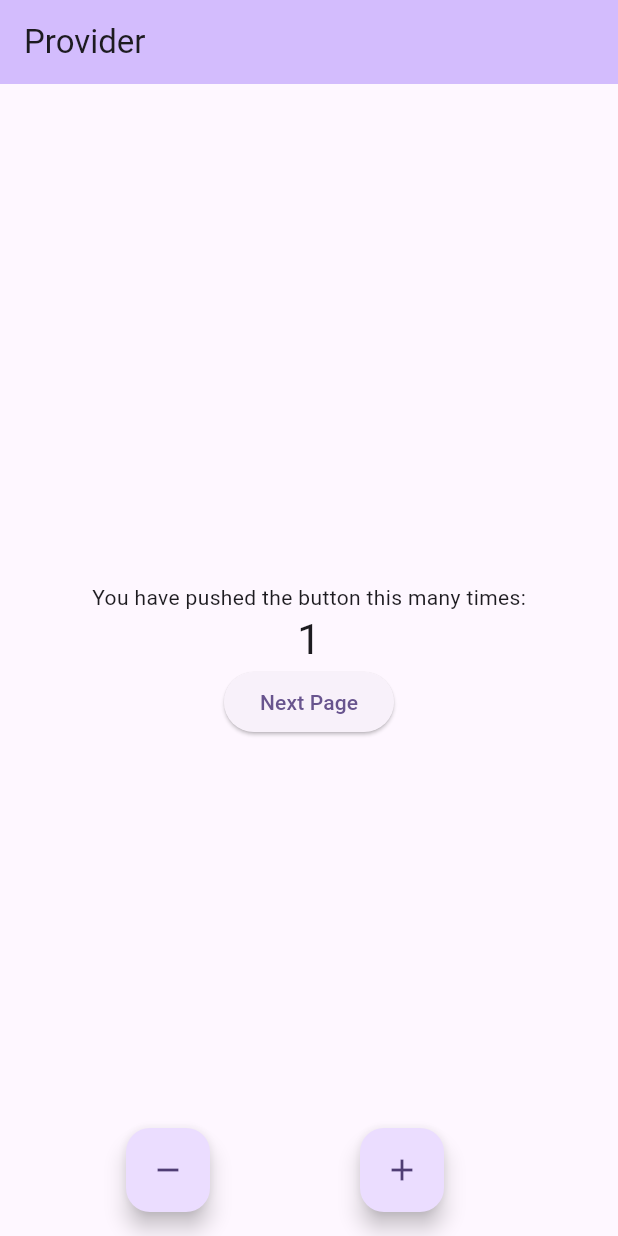
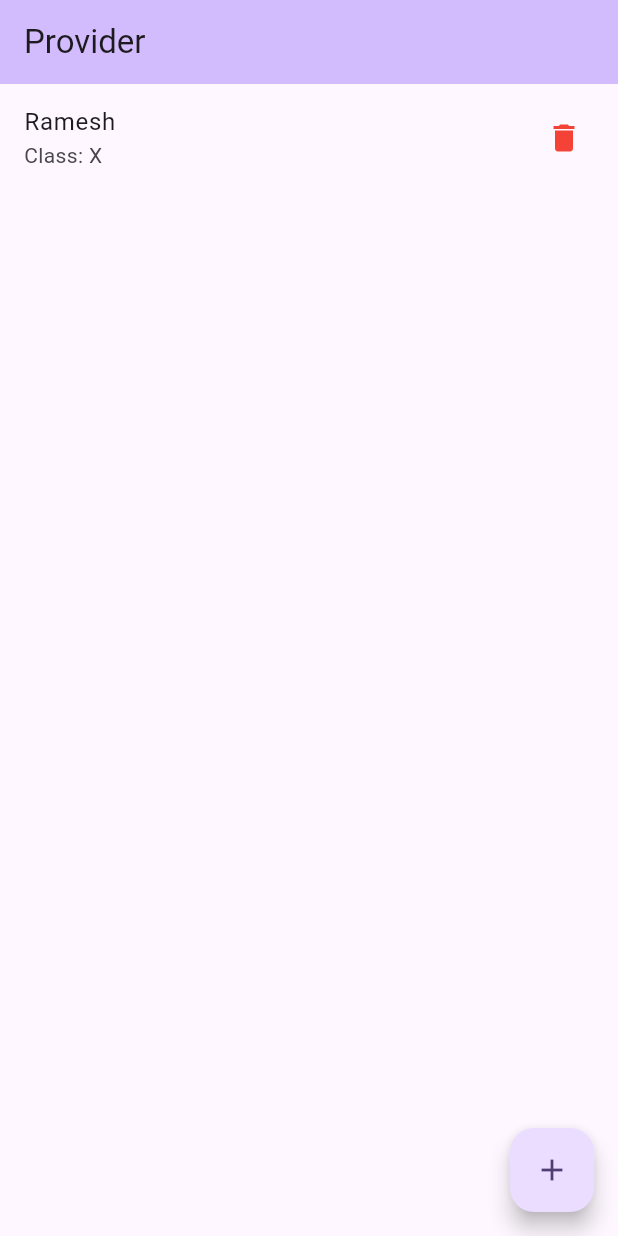
Before and after one commit to rameshatal/state_management, a Flutter app: the screen it shows after launch, after a tap on the "add" icon, on a phone screen of 412 x 824 dp. Run offline on Flutter 3.47's test engine with Material 2 defaults, Android fonts, the phone set to English and light mode, and no system bars.

Commit message:
Managed List<Map> with provider

```diff
--- a/lib/main.dart
+++ b/lib/main.dart
@@ -1,18 +1,23 @@
 import 'package:flutter/material.dart';
 import 'package:provider/provider.dart';
+import 'package:state_management/provider/list_data_provider.dart';
+
 import 'counter_provider.dart';
-import 'second_page.dart';
 
 void main() {
-  runApp(
-      ChangeNotifierProvider(
-        create: (context) => CounterProvider(),
-        child: ChangeNotifierProvider(
-          create: (context) => CounterProvider(),
+  runApp(MultiProvider(
+    providers: [
+      ChangeNotifierProvider(create: (context) => CounterProvider()),
+      ChangeNotifierProvider(create: (context) => ListDataProvider()),
+
+      ///
+      ///
+      ///
+      ///
+      ///
+    ],
     child: const MyApp(),
-        ),
-      )
-  );
+  ));
 }
 
 class MyApp extends StatelessWidget {
@@ -33,6 +38,8 @@ class MyApp extends StatelessWidget {
 }
 
 class HomePage extends StatelessWidget {
+  var nameController = TextEditingController();
+  var classController = TextEditingController();
 
   @override
   Widget build(BuildContext context) {
@@ -42,47 +49,77 @@ class HomePage extends StatelessWidget {
           backgroundColor: Theme.of(context).colorScheme.inversePrimary,
           title: Text('Provider'),
         ),
-        body: Center(
+        body: Consumer<ListDataProvider>(
+          builder: (_, provider, __) {
+            List<Map<String, dynamic>> data = provider.getMyListData();
+            return ListView.builder(
+                itemCount: data.length,
+                itemBuilder: (ctx, index) {
+                  return InkWell(
+                    onTap: () {
+                      nameController.text = data[index]['Name'];
+                      classController.text = data[index]['Class'];
+
+                      showModalBottomSheet(
+                          context: context,
+                          builder: (_) {
+                            return Container(
+                              height: 250,
                               child: Column(
-            mainAxisAlignment: MainAxisAlignment.center,
-            children: <Widget>[
-              const Text(
-                'You have pushed the button this many times:',
+                                children: [
+                                  Text('Update Data'),
+                                  SizedBox(
+                                    height: 21,
                                   ),
-              Text(
-                //get (listen)
-                '${context.watch<CounterProvider>().getCountValue()}',
-                style: Theme.of(context).textTheme.headlineMedium,
+                                  TextField(
+                                    controller: nameController,
                                   ),
-
-              ElevatedButton(onPressed: (){
-                Navigator.push(context, MaterialPageRoute(builder: (context) => SecondPage(),));
-              }, child: Text('Next Page'))
+                                  SizedBox(
+                                    height: 11,
+                                  ),
+                                  TextField(
+                                    controller: classController,
+                                  ),
+                                  ElevatedButton(
+                                      onPressed: () {
+                                        var dataToBeUpdated = {
+                                          "Name":
+                                              nameController.text.toString(),
+                                          "Class":
+                                              classController.text.toString()
+                                        };
+                                        context
+                                            .read<ListDataProvider>()
+                                            .updateData(dataToBeUpdated, index);
+                                      },
+                                      child: Text('Update'))
                                 ],
                               ),
+                            );
+                          });
+                    },
+                    child: ListTile(
+                      title: Text('${data[index]['Name']}'),
+                      subtitle: Text('Class: ${data[index]['Class']}'),
+                      trailing: InkWell(
+                          onTap: () {
+                            context.read<ListDataProvider>().removeData(index);
+                          },
+                          child: Icon(
+                            Icons.delete,
+                            color: Colors.red,
+                          )),
                     ),
-        floatingActionButton: Row(
-          mainAxisAlignment: MainAxisAlignment.spaceEvenly,
-          children: [
-            FloatingActionButton(
-              onPressed: (){
-                //set
-                context.read<CounterProvider>().decrementCount();
+                  );
+                });
           },
-              tooltip: 'Decrement',
-              child: const Icon(Icons.remove),
         ),
-
-            FloatingActionButton(
-              onPressed: (){
-                //set
-                Provider.of<CounterProvider>(context, listen: false).incrementCount();
+        floatingActionButton: FloatingActionButton(
+          onPressed: () {
+            Map<String, dynamic> newData = {"Name": "Ramesh", "Class": "X"};
+            context.read<ListDataProvider>().addData(newData);
           },
-              tooltip: 'Increment',
-              child: const Icon(Icons.add),
-            ),
-          ],
-        )
-    );
+          child: Icon(Icons.add),
+        ));
   }
 }
--- /dev/null
+++ b/lib/provider/list_data_provider.dart
@@ -0,0 +1,30 @@
+import 'package:flutter/cupertino.dart';
+
+class ListDataProvider extends ChangeNotifier {
+  List<Map<String, dynamic>> _mData = []; // [1,2,4,7]
+
+  List<Map<String, dynamic>> getMyListData() {
+    return _mData;
+  }
+
+  //actions(EVENTS)
+  addData(Map<String, dynamic> newData) {
+    _mData.add(newData);
+    notifyListeners();
+  }
+
+  updateData(Map<String, dynamic> dataToBeUpdated, int index) {
+    _mData[index] = dataToBeUpdated;
+    notifyListeners();
+  }
+
+  removeData(int index) {
+    _mData.removeAt(index);
+    notifyListeners();
+  }
+
+/*removeDataMap(Map<String, dynamic> dataToBeDeleted){
+    _mData.removeWhere((element) => element==dataToBeDeleted);
+    notifyListeners();
+  }*/
+}
```
Also changed, not shown: lib/counter_provider.dart (+5 -8 lines), lib/second_page.dart (+8 -8 lines). Lines whose indentation alone changed are shown as unchanged.
